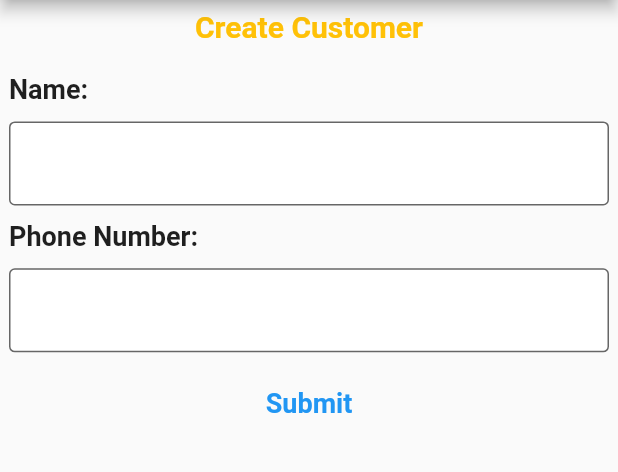
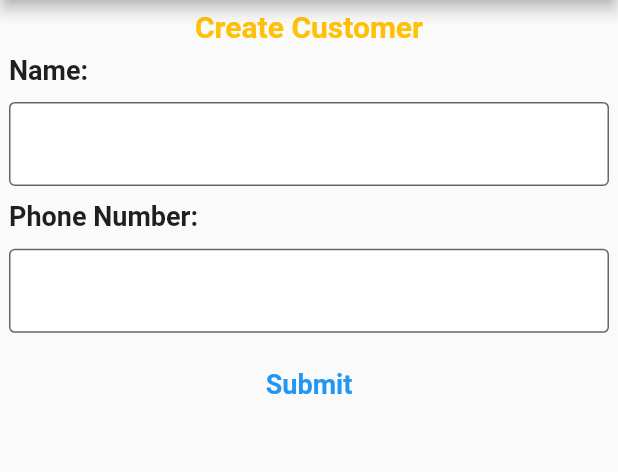
Before and after one commit to VinayBorkar/banking_app, a Flutter app: the screen it shows after launch, after a tap on "Create Customer", on a phone screen of 412 x 824 dp, the part 84-556 px from its top. Run offline on Flutter 3.47's test engine with Material 2 defaults, Android fonts, the phone set to English and light mode, and no system bars; drawn by our look-alikes of overlay_support; our stand-ins replace firebase_core, firebase_messaging, flutter_secure_storage, hive; accounts and stored records are empty.

Commit message:
Code Refactoring

```diff
--- a/lib/main.dart
+++ b/lib/main.dart
@@ -14,17 +14,17 @@ import 'package:path_provider/path_provider.dart' as path_provider;
 import 'package:provider/provider.dart';
 import 'package:firebase_messaging/firebase_messaging.dart';
 
-int count = 0;
 // This is firebase handler for background messages
 Future<void> _messageHandler(RemoteMessage message) async {
-  count++;
-  print('$count background message ${message.notification!.body}');
+  print('background message ${message.notification!.body}');
 }
 
 void main() async {
+  //Initializing the Firebase Messaging to capture notifications
   WidgetsFlutterBinding.ensureInitialized();
   await Firebase.initializeApp();
   FirebaseMessaging.onBackgroundMessage(_messageHandler);
+  //Initializing the Directory and Hive Database
   Directory directory = await path_provider.getApplicationDocumentsDirectory();
   Hive.init(directory.path);
   Hive.registerAdapter(CustomerAdapter());
@@ -43,7 +43,7 @@ class MyApp extends StatelessWidget {
       ],
       child: OverlaySupport(
         child: MaterialApp(
-          title: 'Flutter Demo',
+          title: 'Banking App',
           theme: ThemeData(
             primarySwatch: Colors.blue,
           ),
@@ -79,37 +79,16 @@ class _MyHomePageState extends State<MyHomePage> {
 
     if (settings.authorizationStatus == AuthorizationStatus.authorized) {
       print('User granted permission');
-
-      // FirebaseMessaging.onMessage.listen((RemoteMessage message) {
-      //   print(
-      //       'Message title: ${message.notification?.title}, body: ${message.notification?.body}, data: ${message.data}');
-      // });
     } else {
       print('User declined or has not accepted permission');
     }
   }
 
-  checkForInitialMessage() async {
-    await Firebase.initializeApp();
-    RemoteMessage? initialMessage =
-        await FirebaseMessaging.instance.getInitialMessage();
-
-    if (initialMessage != null) {
-      print(initialMessage);
-    }
-  }
-
-  Future<void> _initializeFlutterFire() async {
-    // Wait for Firebase to initialize
-    await Firebase.initializeApp();
-  }
-
   @override
   void initState() {
     pushNotification(context);
-    checkForInitialMessage();
-    // registerNotification();
-    // _initializeFlutterFire();
+    //request for the permissions needed to show the notification
+    registerNotification();
     super.initState();
   }
 
@@ -117,7 +96,7 @@ class _MyHomePageState extends State<MyHomePage> {
   Widget build(BuildContext context) {
     screenWidth = MediaQuery.of(context).size.width;
     screenHeight = MediaQuery.of(context).size.height;
-
+    //Calling HomeScreen
     return const HomeScreen();
   }
 }
--- a/lib/screens/customer_list.dart
+++ b/lib/screens/customer_list.dart
@@ -11,7 +11,7 @@ class CustomerList extends StatelessWidget {
 
   @override
   Widget build(BuildContext context) {
-    // Provider.of<CustomerProvider>(context).getItem;
+    //This function watches for any data change in the getItem() function
     context.watch<CustomerProvider>().getItem();
 
     return Consumer<CustomerProvider>(
@@ -37,6 +37,7 @@ class CustomerList extends StatelessWidget {
     );
   }
 
+  //This widget builds Customer Item
   Widget customerItem(
     Customer customer,
     BuildContext ctx,
--- a/lib/screens/customer_profile.dart
+++ b/lib/screens/customer_profile.dart
@@ -8,6 +8,7 @@ import 'package:provider/provider.dart';
 class CustomerProfile extends StatefulWidget {
   CustomerProfile({Key? key}) : super(key: key);
 
+  //initializing static route name for the class
   static const String routeName = '/customerProfile';
 
   @override
@@ -15,6 +16,7 @@ class CustomerProfile extends StatefulWidget {
 }
 
 class _CustomerProfileState extends State<CustomerProfile> {
+  //This screen gets the information required for customer creation
   final _formKey = GlobalKey<FormState>();
   TextEditingController nameController = TextEditingController();
   TextEditingController phnoController = TextEditingController();
@@ -23,13 +25,18 @@ class _CustomerProfileState extends State<CustomerProfile> {
   @override
   Widget build(BuildContext context) {
     var customerDb = Provider.of<CustomerProvider>(context, listen: false);
-
     return Scaffold(
       appBar: AppBar(
         title: const Text('Banking App'),
       ),
-      body: Padding(
-        padding: const EdgeInsets.all(6.0),
+      resizeToAvoidBottomInset: true,
+      body: SingleChildScrollView(
+        child: Padding(
+          padding: const EdgeInsets.only(
+            top: 6.0,
+            left: 6.0,
+            right: 6.0,
+          ),
           child: Form(
             key: _formKey,
             child: Column(
@@ -43,12 +50,13 @@ class _CustomerProfileState extends State<CustomerProfile> {
                   ),
                 ),
                 const SizedBox(
-                height: 20,
+                  height: 7,
                 ),
                 titleAndContainer(
                   'Name:',
                   'Name',
                   nameController,
+                  TextInputType.name,
                 ),
                 const SizedBox(
                   height: 10,
@@ -57,6 +65,7 @@ class _CustomerProfileState extends State<CustomerProfile> {
                   'Phone Number:',
                   'PhoneNumber',
                   phnoController,
+                  TextInputType.number,
                 ),
                 const SizedBox(
                   height: 10,
@@ -72,7 +81,6 @@ class _CustomerProfileState extends State<CustomerProfile> {
                         ),
                       );
                       Navigator.of(context).pop();
-                    print(nameController.text + ' ' + phnoController.text);
                     }
                   },
                   child: const Text('Submit',
@@ -85,11 +93,12 @@ class _CustomerProfileState extends State<CustomerProfile> {
             ),
           ),
         ),
+      ),
     );
   }
 
-  titleAndContainer(
-      String title, String validator, TextEditingController controller) {
+  titleAndContainer(String title, String validator,
+      TextEditingController controller, TextInputType keyboardType) {
     return Column(
       children: [
         Row(
@@ -122,7 +131,7 @@ class _CustomerProfileState extends State<CustomerProfile> {
           onChanged: (input) {
             _formKey.currentState!.validate();
           },
-          keyboardType: TextInputType.text,
+          keyboardType: keyboardType,
           style: const TextStyle(
             fontSize: 14,
             color: Color(0xFF1F1F1F),
--- a/lib/screens/home_screen.dart
+++ b/lib/screens/home_screen.dart
@@ -32,6 +32,7 @@ class HomeScreen extends StatelessWidget {
     );
   }
 
+  //Builds custom button
   Widget buttonWidget(
       String title, Function targetFunction, BuildContext context) {
     return Container(
@@ -42,7 +43,6 @@ class HomeScreen extends StatelessWidget {
       child: TextButton(
         onPressed: () {
           targetFunction(context);
-          print(title);
         },
         child: Text(
           title,
--- a/pubspec.yaml
+++ b/pubspec.yaml
@@ -44,6 +44,7 @@ dependencies:
   # firebase_core: ^1.2.0
   firebase_messaging: ^10.0.4
   firebase_core: ^1.4.0
+
 
 
 
```
Also changed, not shown: lib/screens/customer_detail.dart (+32 -10 lines). Lines whose indentation alone changed are shown as unchanged.
